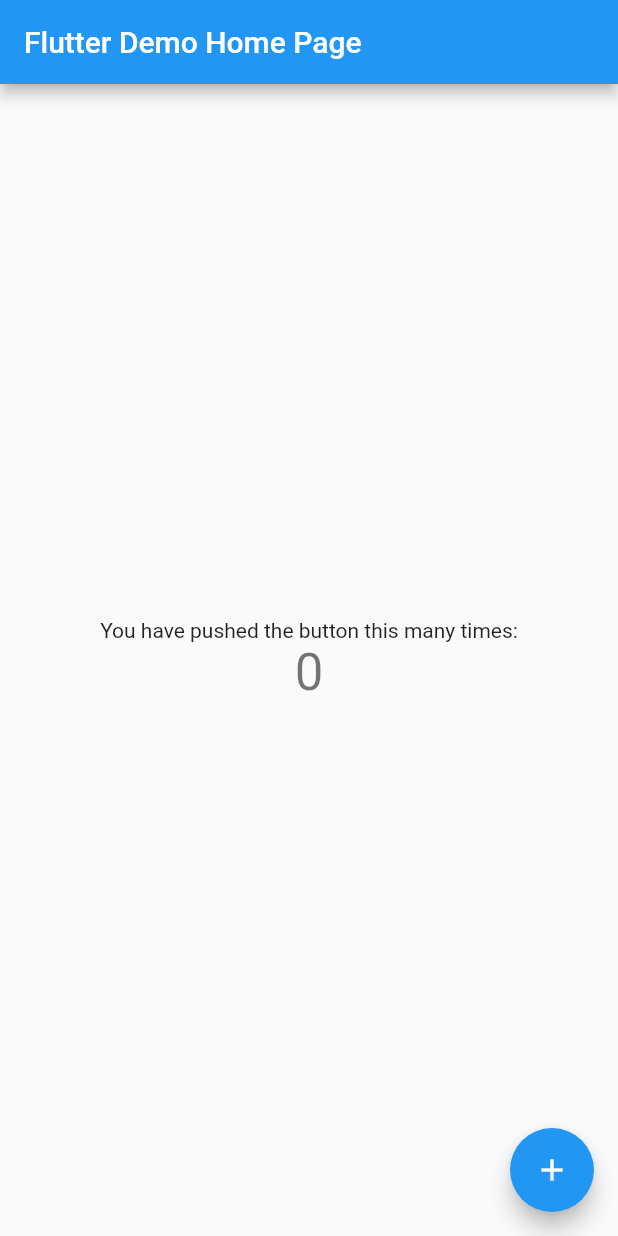
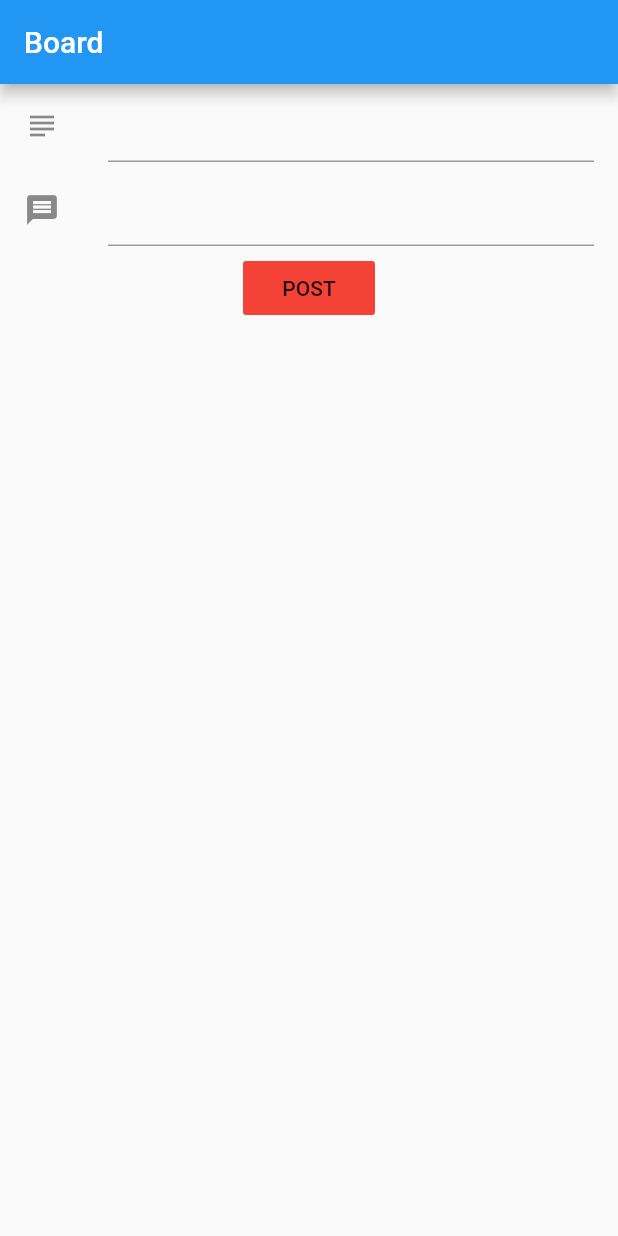
Before and after one commit to dhruvinprajapati/flutter-firebase-setup, a Flutter app: the screen it shows after launch, on a phone screen of 412 x 824 dp. Run offline on Flutter 3.47's test engine with Material 2 defaults, Android fonts, the phone set to English and light mode, and no system bars; our stand-ins replace firebase_database; accounts and stored records are empty.

Commit message:
fire base data set form click data send

```diff
--- a/lib/main.dart
+++ b/lib/main.dart
@@ -1,7 +1,8 @@
+import 'package:firebase_setup/modal/board.dart';
 import 'package:flutter/material.dart';
 import 'package:firebase_database/firebase_database.dart';
 
-final FirebaseDatabase database = FirebaseDatabase.instance;
+
 
 void main() => runApp(MyApp());
 
@@ -10,38 +11,53 @@ class MyApp extends StatelessWidget {
   @override
   Widget build(BuildContext context) {
     return MaterialApp(
-      title: 'Flutter Demo',
+      title: 'Community Board',
       theme: ThemeData(
         primarySwatch: Colors.blue,
       ),
-      home: MyHomePage(title: 'Flutter Demo Home Page'),
+      home: MyHomePage(),
     );
   }
 }
 
 class MyHomePage extends StatefulWidget {
-  MyHomePage({Key key, this.title}) : super(key: key);
-
-
-  final String title;
-
   @override
   _MyHomePageState createState() => _MyHomePageState();
 }
 
 class _MyHomePageState extends State<MyHomePage> {
-  int _counter = 0;
+  // int _counter = 0;
 
-  void _incrementCounter() {
+  List<Board> boardMessages = List();
+  Board board;
+  final FirebaseDatabase database = FirebaseDatabase.instance;
+  final GlobalKey<FormState> formkey = GlobalKey<FormState>();
+  DatabaseReference databaseReference;
 
-    database.reference().child("message").set({
-      "firstname":"Dhruvin",
-      "lastname" : "prajapati"
-    });
-    setState(() {
-      _counter++;
-    });
+
+  @override
+  void initState() {
+    super.initState();
+    board = Board("", "");
+    databaseReference = database.reference().child("Community_board");
+    databaseReference.onChildAdded.listen(_onEntryAdded);
       }
+
+      // void _incrementCounter() {
+
+      //   database.reference().child("message").set({
+      //     "firstname":"Dhruvin",
+      //     "lastname" : "prajapati",
+      //     "Age" : 1
+      //   });
+      //   setState(() {
+      //     database.reference().child("message").once().then((DataSnapshot snapshot){
+      //       Map<dynamic , dynamic> list = snapshot.value;
+      //       print("values DB:-${snapshot.key}");
+      //     });
+      //     _counter++;
+      //   });
+      // }
 
       @override
       Widget build(BuildContext context) {
@@ -49,29 +65,62 @@ class _MyHomePageState extends State<MyHomePage> {
         return Scaffold(
           appBar: AppBar(
 
-        title: Text(widget.title),
+            title: Text("Board"),
           ),
-      body: Center(
-
-        child: Column(
-
-          mainAxisAlignment: MainAxisAlignment.center,
+          body: Column(
             children: <Widget>[
-            Text(
-              'You have pushed the button this many times:',
+              Flexible(
+                flex: 0,
+                child: Form(
+                  key: formkey,
+                  child: Flex(
+                    direction: Axis.vertical,
+                    children: <Widget>[
+                      ListTile(
+                        leading: Icon(Icons.subject),
+                        title: TextFormField(
+                          initialValue: "",
+                          onSaved: (val) => board.subject = val,
+                          validator: (val) => val == ""? val : null,
                         ),
-            Text(
-              '$_counter',
-              style: Theme.of(context).textTheme.display1,
                       ),
+                      ListTile(
+                        leading: Icon(Icons.message),
+                        title: TextFormField(
+                          initialValue: "",
+                          onSaved: (val) => board.body = val,
+                          validator: (val) => val == ""? val : null,
+                        ),
+                      ),
+                      FlatButton(
+                          child: Text("POST"),
+                          color: Colors.red,
+                          onPressed: () {
+                            heandlesubmit();
+                          },
+                      )
                     ],
                   ),
                 ),
-      floatingActionButton: FloatingActionButton(
-        onPressed: _incrementCounter,
-        tooltip: 'Increment',
-        child: Icon(Icons.add),
-      ), // This trailing comma makes auto-formatting nicer for build methods.
+              )
+            ],
+          )
+           // This trailing comma makes auto-formatting nicer for build methods.
         );
       }
+
+      void _onEntryAdded(Event event) {
+        setState(() {
+         boardMessages.add(Board.fromSnapshot(event.snapshot));
+        });
   }
+
+  void heandlesubmit() {
+    final FormState form = formkey.currentState;
+    if (form.validate()){
+      form.save();
+      form.reset();
+      databaseReference.push().set(board.toJson());
+    }
+  }
+}
--- /dev/null
+++ b/lib/modal/board.dart
@@ -0,0 +1,20 @@
+
+import 'package:firebase_database/firebase_database.dart';
+
+class Board{
+  String key;
+  String subject;
+  String body;
+  Board(this.subject,this.body);
+  Board.fromSnapshot(DataSnapshot snapshot):
+    key = snapshot.key,
+    subject = snapshot.value["subject"],
+    body = snapshot.value["body"];
+
+  toJson(){
+    return{
+      "subject":subject,
+      "body":body,
+    };
+  }
+}
```
Lines whose indentation alone changed are shown as unchanged.
